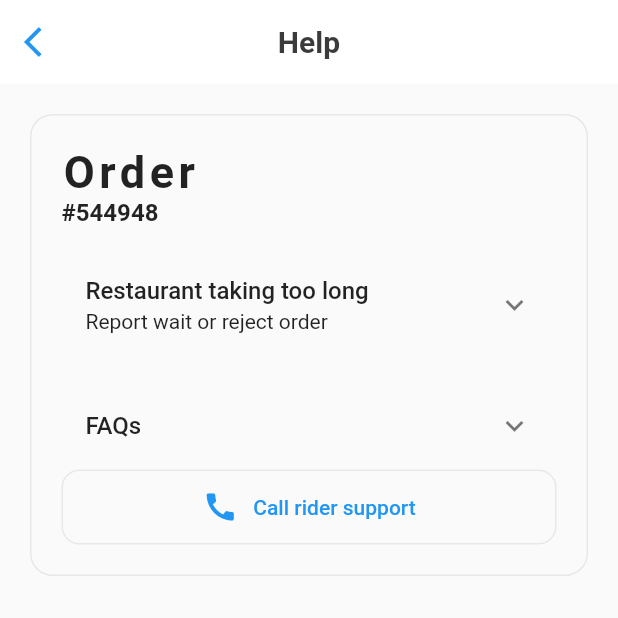
After one commit to fahjan/gtc_rider, a Flutter app: the HelpPage screen opened directly, on a phone screen of 412 x 824 dp, the top half of it. The commit adds this screen. Run offline on Flutter 3.47's test engine with Material 2 defaults, Android fonts, the phone set to English and light mode, and no system bars; our stand-ins replace firebase_core, flutter_dotenv, flutter_screenutil, get; missing offline and left inert: onesignal_flutter; accounts and stored records are empty; Roboto replaces fonts that are missing (Almarai).

Commit message:
create page help page

```diff
--- a/lib/core/localization/ar.dart
+++ b/lib/core/localization/ar.dart
@@ -2,4 +2,10 @@ Map<String, String> ar = {
   'home_page': 'الصفحة الرئيسية',
   'Select_language': 'اختر اللغة',
   'arbic': 'عربي',
+  'help':'مساعدة',
+  'FAQs' : 'الاسئلة الاكثر استخداما',
+  'Order' : 'طلب',
+  'Restaurant taking too long' : 'المطعم يستغرق وقتًا طويلاً جدًا' ,
+  'Report wait or reject order' : 'الإبلاغ عن طلب الانتظار أو الرفض' ,
+  'Call rider support' : 'مكالمة دعم القيادة'
 };
--- a/lib/core/localization/en.dart
+++ b/lib/core/localization/en.dart
@@ -1,5 +1,11 @@
 Map<String, String> en = {
   'home_page': 'Home Page',
   'Select_language': 'Select a language',
-  'english': 'English'
+  'english': 'English',
+  'help':'Help',
+  'FAQs' : 'FAQs',
+  'Order' : 'Order',
+  'Restaurant taking too long' : 'Restaurant taking too long' ,
+  'Report wait or reject order' : 'Report wait or reject order' ,
+  'Call rider support' : 'Call rider support'
 };
--- a/lib/core/style/app_sizes.dart
+++ b/lib/core/style/app_sizes.dart
@@ -1 +1,2 @@
-class AppSizes {}
+class AppSizes {
+}
--- /dev/null
+++ b/lib/features/helpPage/binding/help_page_binding.dart
@@ -0,0 +1,9 @@
+import 'package:get/get.dart';
+import 'package:gtc_rider/features/helpPage/controllers/help_page_controller.dart';
+
+class HelpPageBinding implements Bindings {
+  @override
+  void dependencies() {
+    Get.lazyPut(() => HelpPageController());
+  }
+}
--- /dev/null
+++ b/lib/features/helpPage/controllers/help_page_controller.dart
@@ -0,0 +1,8 @@
+import 'package:flutter/material.dart';
+import 'package:get/get.dart';
+
+class HelpPageController extends GetxController{
+  updateLanguage(Locale locale) {
+    Get.updateLocale(locale);
+  }
+}
--- /dev/null
+++ b/lib/features/helpPage/presentation/pages/help_page.dart
@@ -0,0 +1,131 @@
+import 'package:flutter/material.dart';
+import 'package:get/get.dart';
+import 'package:gtc_rider/features/helpPage/controllers/help_page_controller.dart';
+
+
+
+class HelpPage extends GetView<HelpPageController> {
+  const HelpPage({super.key});
+
+  @override
+  Widget build(BuildContext context) {
+    return Scaffold(
+      appBar: AppBar(
+        elevation: 0.0,
+        leading: const Icon(Icons.arrow_back_ios, color: Colors.blue),
+        backgroundColor: Colors.white,
+        title:  Text(
+          'help'.tr,
+          style: const TextStyle(
+              color: Color(0xff3B3B3B),
+              fontSize: 20,
+              fontWeight: FontWeight.bold,
+              fontFamily: 'Almarai'),
+        ),
+        centerTitle: true,
+      ),
+      body: Padding(
+        padding: const EdgeInsets.all(20.0),
+        child: Column(
+          children: [
+            Container(
+              padding: const EdgeInsets.all(20),
+              clipBehavior: Clip.antiAliasWithSaveLayer,
+              decoration: BoxDecoration(
+                borderRadius: const BorderRadius.all(Radius.circular(15)),
+                border: Border.all(
+                  color: const Color(0xffE8E8E8),
+                ),
+              ),
+              child: Column(
+                children: [
+                  Row(
+                    children: const [
+                      Text(
+                        'Order',
+                        style: TextStyle(
+                            fontWeight: FontWeight.bold,
+                            fontSize: 30,
+                            letterSpacing: 3),
+                      )
+                    ],
+                  ),
+                  Row(
+                    children: const [
+                      Text(
+                        '#544948',
+                        style: TextStyle(
+                            fontSize: 16, fontWeight: FontWeight.bold),
+                      )
+                    ],
+                  ),
+                  const SizedBox(
+                    height: 15,
+                  ),
+                  const ExpansionTile(
+                    title: Text(
+                      'Restaurant taking too long',
+                      style: TextStyle(
+                          fontSize: 16.0, fontWeight: FontWeight.w500),
+                    ),
+                    subtitle: Text('Report wait or reject order'),
+                    children: <Widget>[
+                      ListTile(
+                        title: Text(
+                          '548581511',
+                          style: TextStyle(fontWeight: FontWeight.w700),
+                        ),
+                      )
+                    ],
+                  ),
+                  const SizedBox(height: 15),
+                  ExpansionTile(
+                    title: Text(
+                      'FAQs'.tr,
+                      style: const TextStyle(
+                          fontSize: 16.0, fontWeight: FontWeight.w500),
+                    ),
+                    children: const <Widget>[
+                      ListTile(
+                        title: Text(
+                          '548581511',
+                          style: TextStyle(fontWeight: FontWeight.w700),
+                        ),
+                      )
+                    ],
+                  ),
+                  Container(
+                    clipBehavior: Clip.antiAliasWithSaveLayer,
+                    decoration: BoxDecoration(
+                        border: Border.all(
+                          color: const Color(0xffE8E8E8),
+                        ),
+                        borderRadius: BorderRadius.circular(12)),
+                    child: MaterialButton(
+                        onPressed: () {},
+                        child: Row(
+                          mainAxisAlignment: MainAxisAlignment.center,
+                          children: const [
+                            Icon(
+                              Icons.call,
+                              color: Colors.blue,
+                            ),
+                            SizedBox(
+                              width: 10,
+                            ),
+                            Text(
+                              'Call rider support',
+                              style: TextStyle(color: Colors.blue),
+                            )
+                          ],
+                        )),
+                  ),
+                ],
+              ),
+            ),
+          ],
+        ),
+      ),
+    );
+  }
+}
--- a/lib/features/home/presentation/pages/home_page.dart
+++ b/lib/features/home/presentation/pages/home_page.dart
@@ -1,9 +1,8 @@
 import 'package:flutter/material.dart';
 import 'package:get/get.dart';
 import 'package:gtc_rider/core/localization/local_controller.dart';
-import 'package:gtc_rider/utils/one_signal_config.dart';
 
-class HomePage extends GetView<Locale>  {
+class HomePage extends GetView<Locale> {
   const HomePage({Key? key}) : super(key: key);
 
   @override
```
